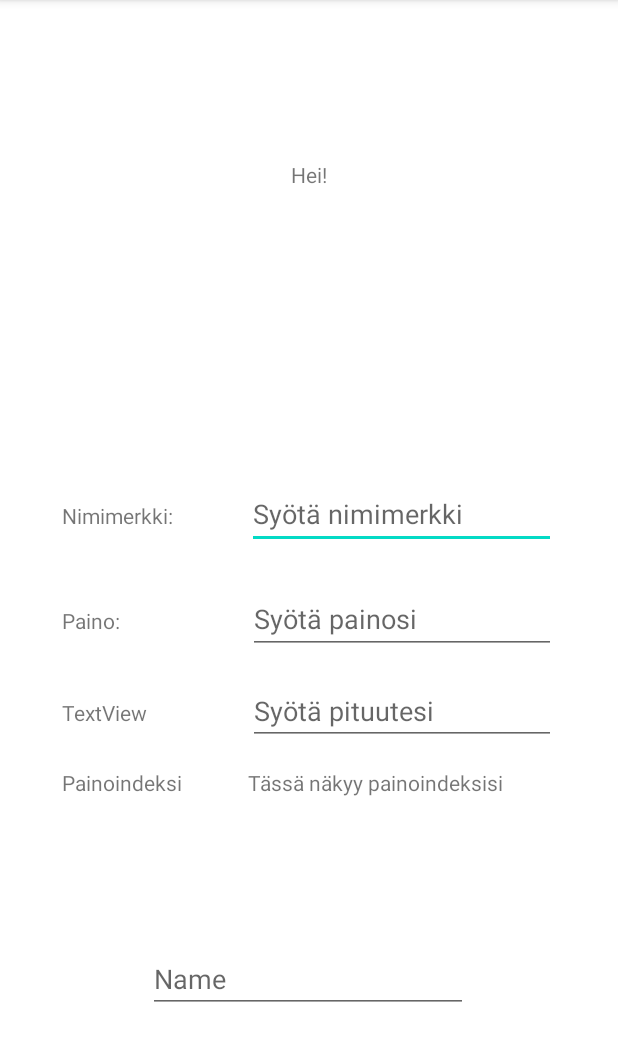
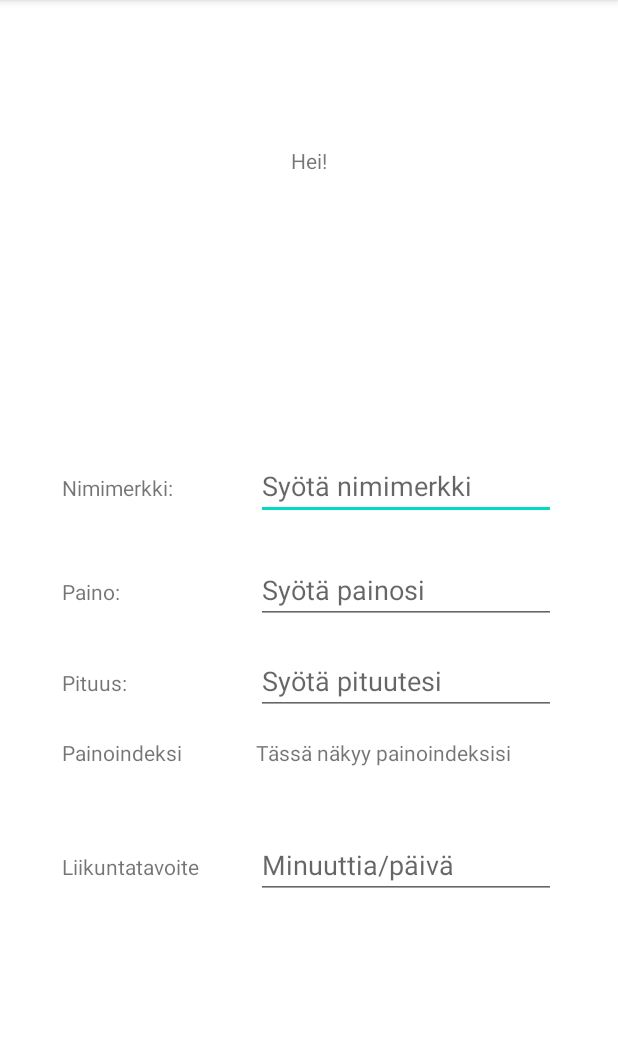
Before and after one commit to teamOliot/StayActiveTrainingApp, an Android app: the UserProfileActivity screen opened directly, with no data from a screen before it, on a phone screen of 412 x 824 dp, the part 84-1145 px from its top. Run offline under Robolectric (Android 15) with nearby library versions, the phone set to English and light mode, and no system bars.

Commit message:
made UI more responsive,added strings and hints

```diff
--- a/app/src/main/res/layout/activity_user_profile.xml
+++ b/app/src/main/res/layout/activity_user_profile.xml
@@ -80,7 +80,7 @@
         android:id="@+id/tvHeight"
         android:layout_width="wrap_content"
         android:layout_height="wrap_content"
-        android:text="TextView"
+        android:text="@string/tv_height"
         app:layout_constraintBaseline_toBaselineOf="@+id/editTextHeightValue"
         app:layout_constraintStart_toStartOf="@+id/guidelineVerticalLeft" />
 
@@ -94,8 +94,8 @@
 
     <EditText
         android:id="@+id/editTextUserNameValue"
-        android:layout_width="206dp"
-        android:layout_height="46dp"
+        android:layout_width="200sp"
+        android:layout_height="45sp"
         android:layout_marginBottom="24dp"
         android:ems="10"
         android:hint="@string/edit_text_user_name_value"
@@ -105,43 +105,43 @@
 
     <EditText
         android:id="@+id/editTextWeightValue"
-        android:layout_width="205dp"
-        android:layout_height="46dp"
+        android:layout_width="200sp"
+        android:layout_height="45sp"
         android:layout_marginBottom="15dp"
         android:ems="10"
+        android:hint="@string/edit_text_weight_value"
         android:inputType="textPersonName"
-        android:hint="@string/edit_text_weight_value"
         app:layout_constraintBottom_toTopOf="@+id/editTextHeightValue"
         app:layout_constraintEnd_toStartOf="@+id/guidelineVerticalRight" />
 
     <EditText
         android:id="@+id/editTextHeightValue"
-        android:layout_width="205dp"
-        android:layout_height="45dp"
+        android:layout_width="200sp"
+        android:layout_height="45sp"
         android:layout_marginBottom="15dp"
         android:ems="10"
+        android:hint="@string/edit_text_height_value"
         android:inputType="textPersonName"
-        android:hint="@string/edit_text_height_value"
         app:layout_constraintBottom_toTopOf="@+id/tvBMIvalue"
         app:layout_constraintEnd_toStartOf="@+id/guidelineVerticalRight" />
 
     <EditText
         android:id="@+id/editTextExerciseGoalValue"
-        android:layout_width="wrap_content"
-        android:layout_height="wrap_content"
-        android:layout_marginBottom="16dp"
+        android:layout_width="200sp"
+        android:layout_height="45sp"
+        android:layout_marginTop="15sp"
         android:ems="10"
+        android:hint="@string/edit_text_exercise_goal"
         android:inputType="textPersonName"
-        android:hint="Name"
         app:layout_constraintBottom_toTopOf="@+id/guidelineHorizontalBottom"
-        app:layout_constraintEnd_toEndOf="parent"
-        app:layout_constraintHorizontal_bias="0.497"
-        app:layout_constraintStart_toStartOf="parent" />
+        app:layout_constraintEnd_toStartOf="@+id/guidelineVerticalRight"
+        app:layout_constraintTop_toTopOf="@+id/guidelineHorizontalCenter"
+        app:layout_constraintVertical_bias="0.012" />
 
     <TextView
         android:id="@+id/tvBMIvalue"
-        android:layout_width="205dp"
-        android:layout_height="25dp"
+        android:layout_width="200sp"
+        android:layout_height="45sp"
         android:text="@string/tv_BMI_result"
         app:layout_constraintBottom_toTopOf="@+id/guidelineHorizontalCenter"
         app:layout_constraintEnd_toStartOf="@+id/guidelineVerticalRight" />
@@ -150,10 +150,8 @@
         android:id="@+id/tvExerciseGoal"
         android:layout_width="wrap_content"
         android:layout_height="wrap_content"
-        android:layout_marginBottom="20dp"
-        app:layout_constraintBottom_toTopOf="@+id/editTextExerciseGoalValue"
-        app:layout_constraintEnd_toEndOf="parent"
-        app:layout_constraintHorizontal_bias="0.498"
-        app:layout_constraintStart_toStartOf="parent" />
+        android:text="@string/tv_exercise_goal"
+        app:layout_constraintBaseline_toBaselineOf="@+id/editTextExerciseGoalValue"
+        app:layout_constraintStart_toStartOf="@+id/guidelineVerticalLeft" />
 
 </androidx.constraintlayout.widget.ConstraintLayout>
--- a/app/src/main/res/values/strings.xml
+++ b/app/src/main/res/values/strings.xml
@@ -15,6 +15,8 @@
     <string name="edit_text_height_value">Syötä pituutesi</string>
     <string name="tv_BMI">Painoindeksi</string>
     <string name="tv_BMI_result">Tässä näkyy painoindeksisi</string>
+    <string name="tv_exercise_goal">Liikuntatavoite</string>
+    <string name="edit_text_exercise_goal">Minuuttia/päivä</string>
 
 
 </resources>
```
